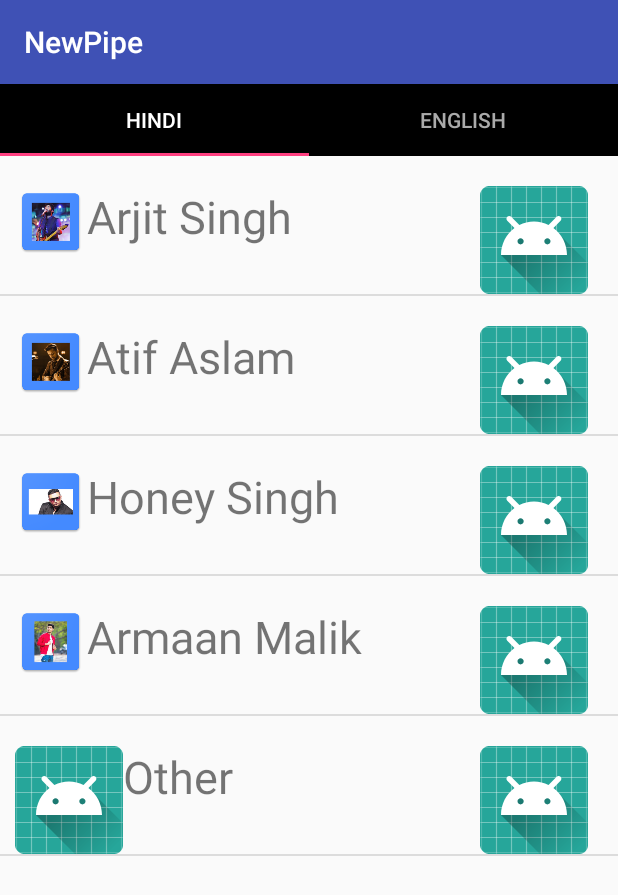
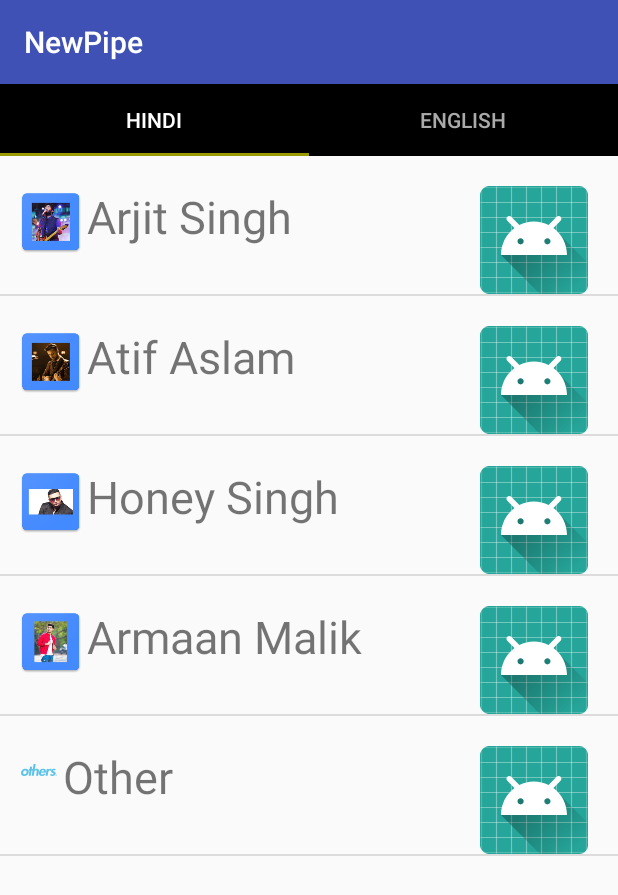
Before and after one commit to gaganag50/Songs, an Android app: the screen it shows after launch (MainActivity), on a phone screen of 412 x 824 dp. Shown: the top 895 px of the screen. Run offline under Robolectric (Android 15) with nearby library versions, the phone set to English and light mode, and no system bars.

Commit message:
default android icon changed to an image; image for other by going in image/asset and selecting tab icon and selecting only a transparent image tab sliding line color is changed from default white to yellow

```diff
--- a/app/src/main/java/com/example/android/newpipe/HindiFragment.java
+++ b/app/src/main/java/com/example/android/newpipe/HindiFragment.java
@@ -30,7 +30,7 @@ public class HindiFragment extends android.support.v4.app.Fragment {
         singers.add(new Singer("Honey Singh", R.drawable.honey_singh));
         singers.add(new Singer("Armaan Malik", R.drawable.armaan_malik));
 
-        singers.add(new Singer("Other", R.mipmap.ic_launcher));
+        singers.add(new Singer("Other", R.drawable.others));
 
 
         SingerAdapter singerAdapter = new SingerAdapter(getActivity(), singers);
--- a/app/src/main/java/com/example/android/newpipe/SimpleFragmentPagerAdapter.java
+++ b/app/src/main/java/com/example/android/newpipe/SimpleFragmentPagerAdapter.java
@@ -9,7 +9,7 @@ import android.support.v4.app.FragmentPagerAdapter;
 import android.support.v4.view.PagerAdapter;
 import android.view.View;
 
-class SimpleFragmentPagerAdapter extends FragmentPagerAdapter {
+    class SimpleFragmentPagerAdapter extends FragmentPagerAdapter {
     private String[] songs = {"hindi" , "english"};
     public SimpleFragmentPagerAdapter(FragmentManager fm) {
         super(fm);
--- a/app/src/main/res/layout/activity_category.xml
+++ b/app/src/main/res/layout/activity_category.xml
@@ -1,4 +1,5 @@
 <?xml version="1.0" encoding="utf-8"?>
+
 <LinearLayout xmlns:android="http://schemas.android.com/apk/res/android"
     android:id="@+id/activity_category"
     android:orientation="vertical" android:layout_width="match_parent"
--- a/app/src/main/res/layout/activity_main.xml
+++ b/app/src/main/res/layout/activity_main.xml
@@ -30,6 +30,8 @@
         android:layout_height="wrap_content"
         app:tabSelectedTextColor="@android:color/white"
         app:tabTextColor="@android:color/darker_gray"
+
+        app:tabIndicatorColor="@color/tab_color"
         app:tabMode="fixed"
         app:tabMaxWidth="0dp"
         app:tabGravity="fill"
@@ -40,6 +42,7 @@
         android:background="?android:attr/selectableItemBackground"
         android:id="@+id/viewpager"
         android:layout_width="match_parent"
+
         android:layout_height="match_parent" />
 
 
--- a/app/src/main/res/values/colors.xml
+++ b/app/src/main/res/values/colors.xml
@@ -1,9 +1,13 @@
 <?xml version="1.0" encoding="utf-8"?>
 <resources>
+    <!--<color name="colorPrimary">#3F51B5</color>-->
+    <!--<color name="colorPrimaryDark">#303F9F</color>-->
+    <!--<color name="colorAccent">#FF4081</color>-->
+
     <color name="colorPrimary">#3F51B5</color>
     <color name="colorPrimaryDark">#303F9F</color>
     <color name="colorAccent">#FF4081</color>
-
+    <color name = "tab_color" >#999900</color>
 
 
 </resources>
```
Also changed, not shown: app/src/main/ic_launcher-web.png (added), app/src/main/res/drawable-hdpi/other.png (added), app/src/main/res/drawable-hdpi/others.png (added), app/src/main/res/drawable-mdpi/other.png (added), app/src/main/res/drawable-mdpi/others.png (added), app/src/main/res/drawable-xhdpi/other.png (added), app/src/main/res/drawable-xhdpi/others.png (added), app/src/main/res/drawable-xxhdpi/other.png (added), app/src/main/res/drawable-xxhdpi/others.png (added), app/src/main/res/mipmap-hdpi/ic_launcher.png, app/src/main/res/mipmap-mdpi/ic_launcher.png, app/src/main/res/mipmap-xhdpi/ic_launcher.png, app/src/main/res/mipmap-xxhdpi/ic_launcher.png, app/src/main/res/mipmap-xxxhdpi/ic_launcher.png, 1 other file.
